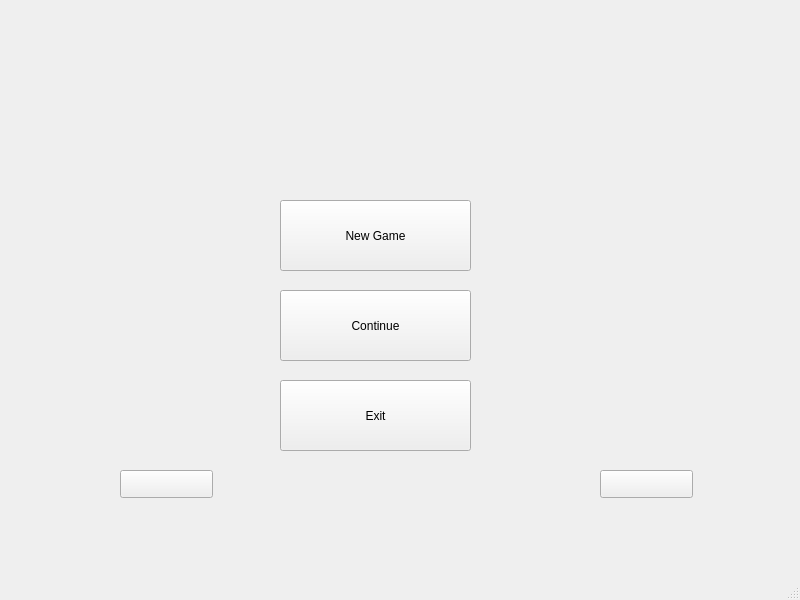
Old version of the form SnakeGame/mainwindow.ui in the repository KendrickChou/SEP.
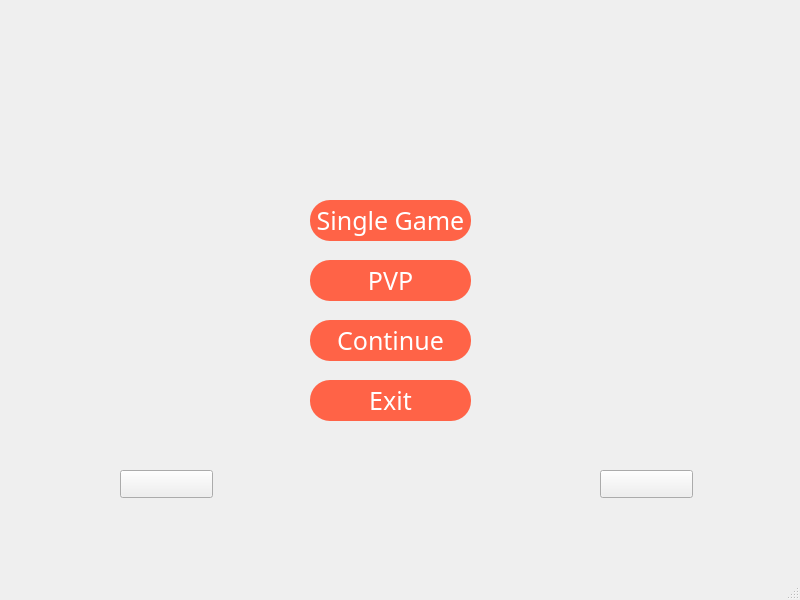
New version of the form.

Patch:
```diff
--- a/SnakeGame/mainwindow.ui
+++ b/SnakeGame/mainwindow.ui
@@ -20,25 +20,35 @@
    <widget class="QPushButton" name="Begin_button">
     <property name="geometry">
      <rect>
-      <x>280</x>
+      <x>310</x>
       <y>200</y>
-      <width>191</width>
-      <height>71</height>
+      <width>161</width>
+      <height>41</height>
      </rect>
     </property>
+    <property name="styleSheet">
+     <string notr="true">background-color:rgb(255,99,71);
+border-radius:20px;
+font-family: Microsoft YaHei;font-size: 25px; color:rgb(255,255,255)</string>
+    </property>
     <property name="text">
-     <string>New Game</string>
+     <string>Single Game</string>
     </property>
    </widget>
    <widget class="QPushButton" name="Archieve_Button">
     <property name="geometry">
      <rect>
-      <x>280</x>
-      <y>290</y>
-      <width>191</width>
-      <height>71</height>
+      <x>310</x>
+      <y>320</y>
+      <width>161</width>
+      <height>41</height>
      </rect>
     </property>
+    <property name="styleSheet">
+     <string notr="true">background-color:rgb(255,99,71);
+border-radius:20px;
+font-family: Microsoft YaHei;font-size: 25px; color:rgb(255,255,255)</string>
+    </property>
     <property name="text">
      <string>Continue</string>
     </property>
@@ -46,12 +56,17 @@
    <widget class="QPushButton" name="Exit_Button">
     <property name="geometry">
      <rect>
-      <x>280</x>
+      <x>310</x>
       <y>380</y>
-      <width>191</width>
-      <height>71</height>
+      <width>161</width>
+      <height>41</height>
      </rect>
     </property>
+    <property name="styleSheet">
+     <string notr="true">background-color:rgb(255,99,71);
+border-radius:20px;
+font-family: Microsoft YaHei;font-size: 25px; color:rgb(255,255,255)</string>
+    </property>
     <property name="text">
      <string>Exit</string>
     </property>
@@ -59,8 +74,8 @@
    <widget class="QLabel" name="gif">
     <property name="geometry">
      <rect>
-      <x>270</x>
-      <y>20</y>
+      <x>290</x>
+      <y>50</y>
       <width>211</width>
       <height>131</height>
      </rect>
@@ -108,6 +123,24 @@
      <string/>
     </property>
    </widget>
+   <widget class="QPushButton" name="PVP_button">
+    <property name="geometry">
+     <rect>
+      <x>310</x>
+      <y>260</y>
+      <width>161</width>
+      <height>41</height>
+     </rect>
+    </property>
+    <property name="styleSheet">
+     <string notr="true">background-color:rgb(255,99,71);
+border-radius:20px;
+font-family: Microsoft YaHei;font-size: 25px; color:rgb(255,255,255)</string>
+    </property>
+    <property name="text">
+     <string>PVP</string>
+    </property>
+   </widget>
    <zorder>label</zorder>
    <zorder>gif</zorder>
    <zorder>Begin_button</zorder>
```
Left out of the diff: 3 changed lines with no effect on the pictures.
